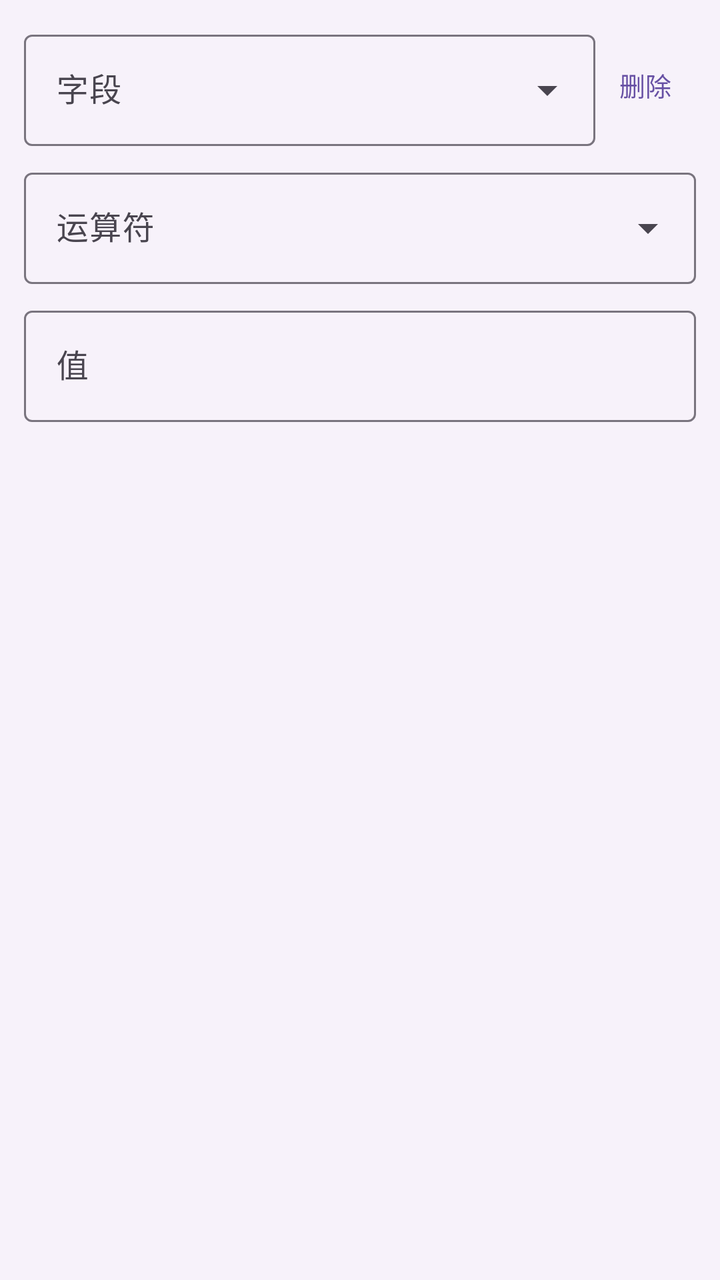
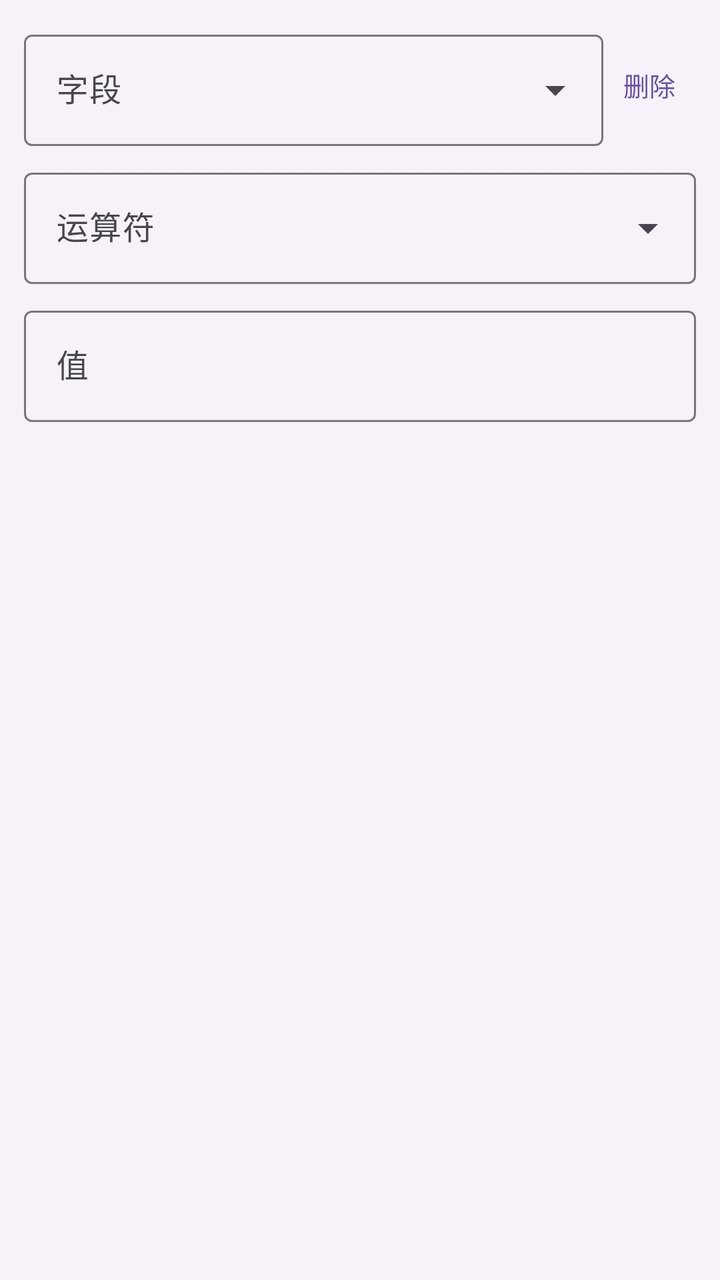

Screens rendered from an Android XML layout before and after an edit, with the pre-edit source and the edit as a unified diff.
<!-- AndroidManifest.xml: application theme AppTheme -->
<!-- res/layout/item_snippet_condition.xml -->
<?xml version="1.0" encoding="utf-8"?>
<LinearLayout xmlns:android="http://schemas.android.com/apk/res/android"
    android:layout_width="match_parent"
    android:layout_height="wrap_content"
    android:orientation="vertical"
    android:padding="12dp"
    android:layout_marginBottom="8dp"
    android:background="?attr/colorSurfaceContainerLow">

    <LinearLayout
        android:layout_width="match_parent"
        android:layout_height="wrap_content"
        android:orientation="horizontal"
        android:gravity="center_vertical">

        <com.google.android.material.textfield.TextInputLayout
            android:layout_width="0dp"
            android:layout_height="wrap_content"
            android:layout_weight="1"
            android:hint="字段"
            style="@style/Widget.Material3.TextInputLayout.OutlinedBox.ExposedDropdownMenu">

            <AutoCompleteTextView
                android:id="@+id/fieldSpinner"
                android:layout_width="match_parent"
                android:layout_height="wrap_content"
                android:inputType="none" />
        </com.google.android.material.textfield.TextInputLayout>

        <com.google.android.material.button.MaterialButton
            android:id="@+id/removeConditionBtn"
            style="@style/Widget.Material3.Button.TextButton"
            android:layout_width="wrap_content"
            android:layout_height="wrap_content"
            android:minWidth="0dp"
            android:text="删除"
            android:textSize="13sp" />
    </LinearLayout>

    <com.google.android.material.textfield.TextInputLayout
        android:id="@+id/headerNameLayout"
        android:layout_width="match_parent"
        android:layout_height="wrap_content"
        android:hint="请求头名称（如 x-custom-header）"
        android:layout_marginTop="8dp"
        android:visibility="gone"
        style="@style/Widget.Material3.TextInputLayout.OutlinedBox">

        <com.google.android.material.textfield.TextInputEditText
            android:id="@+id/headerNameInput"
            android:layout_width="match_parent"
            android:layout_height="wrap_content"
            android:inputType="text"
            android:maxLines="1" />
    </com.google.android.material.textfield.TextInputLayout>

    <com.google.android.material.textfield.TextInputLayout
        android:layout_width="match_parent"
        android:layout_height="wrap_content"
        android:hint="运算符"
        android:layout_marginTop="8dp"
        style="@style/Widget.Material3.TextInputLayout.OutlinedBox.ExposedDropdownMenu">

        <AutoCompleteTextView
            android:id="@+id/opSpinner"
            android:layout_width="match_parent"
            android:layout_height="wrap_content"
            android:inputType="none" />
    </com.google.android.material.textfield.TextInputLayout>

    <com.google.android.material.textfield.TextInputLayout
        android:id="@+id/valueLayout"
        android:layout_width="match_parent"
        android:layout_height="wrap_content"
        android:hint="值"
        android:layout_marginTop="8dp"
        style="@style/Widget.Material3.TextInputLayout.OutlinedBox">

        <com.google.android.material.textfield.TextInputEditText
            android:id="@+id/valueInput"
            android:layout_width="match_parent"
            android:layout_height="wrap_content"
            android:inputType="text"
            android:maxLines="1" />
    </com.google.android.material.textfield.TextInputLayout>

</LinearLayout>
<!-- resources referenced by this layout -->
<resources>
  <style name="AppTheme" parent="Base.AppTheme" />
  <style name="Base.AppTheme" parent="Theme.Material3.DayNight.NoActionBar">
      
      
    </style>
</resources>

<!-- the commit's change to res/layout/item_snippet_condition.xml (unified diff, before → after) -->
@@ -17,7 +17,7 @@
             android:layout_width="0dp"
             android:layout_height="wrap_content"
             android:layout_weight="1"
-            android:hint="字段"
+            android:hint="@string/snippet_field"
             style="@style/Widget.Material3.TextInputLayout.OutlinedBox.ExposedDropdownMenu">
 
             <AutoCompleteTextView
@@ -33,7 +33,7 @@
             android:layout_width="wrap_content"
             android:layout_height="wrap_content"
             android:minWidth="0dp"
-            android:text="删除"
+            android:text="@string/delete"
             android:textSize="13sp" />
     </LinearLayout>
 
@@ -41,7 +41,7 @@
         android:id="@+id/headerNameLayout"
         android:layout_width="match_parent"
         android:layout_height="wrap_content"
-        android:hint="请求头名称（如 x-custom-header）"
+        android:hint="@string/snippet_header_name_hint"
         android:layout_marginTop="8dp"
         android:visibility="gone"
         style="@style/Widget.Material3.TextInputLayout.OutlinedBox">
@@ -57,7 +57,7 @@
     <com.google.android.material.textfield.TextInputLayout
         android:layout_width="match_parent"
         android:layout_height="wrap_content"
-        android:hint="运算符"
+        android:hint="@string/snippet_operator"
         android:layout_marginTop="8dp"
         style="@style/Widget.Material3.TextInputLayout.OutlinedBox.ExposedDropdownMenu">
 
@@ -72,7 +72,7 @@
         android:id="@+id/valueLayout"
         android:layout_width="match_parent"
         android:layout_height="wrap_content"
-        android:hint="值"
+        android:hint="@string/snippet_value"
         android:layout_marginTop="8dp"
         style="@style/Widget.Material3.TextInputLayout.OutlinedBox">
 
<!-- resource entries referenced after the edit -->
@@ -1,9 +1,57 @@
 <!-- resources referenced by this layout -->
 <resources>
+  <string name="delete">删除</string>
+  <string name="snippet_field">字段</string>
+  <string name="snippet_header_name_hint">请求头名称（如 x-custom-header）</string>
+  <string name="snippet_operator">运算符</string>
+  <string name="snippet_value">值</string>
   <style name="AppTheme" parent="Base.AppTheme" />
   <style name="Base.AppTheme" parent="Theme.Material3.DayNight.NoActionBar">
       
       
+  
+      
+      <item name="android:textViewStyle">@style/AppTextView</item>
+      <item name="android:buttonStyle">@style/AppButton</item>
+      <item name="materialButtonStyle">@style/AppMaterialButton</item>
+      <item name="chipStyle">@style/AppChip</item>
     </style>
+  <style name="AppTextView" parent="@android:style/Widget.DeviceDefault.TextView">
+      <item name="android:breakStrategy">simple</item>
+      <item name="android:hyphenationFrequency">full</item>
+      <item name="android:ellipsize">end</item>
+      <item name="android:justificationMode">inter_word</item>
+      <item name="android:textIsSelectable">false</item>
+    </style>
+  <style name="AppButton" parent="Widget.Material3.Button">
+      <item name="android:minHeight">@dimen/app_button_min_height</item>
+      <item name="android:minWidth">@dimen/app_button_min_width</item>
+      <item name="android:maxLines">2</item>
+      <item name="android:ellipsize">end</item>
+      <item name="android:paddingStart">@dimen/app_button_padding_h</item>
+      <item name="android:paddingEnd">@dimen/app_button_padding_h</item>
+      <item name="android:breakStrategy">simple</item>
+      <item name="android:hyphenationFrequency">full</item>
+      <item name="android:textSize">@dimen/app_button_text_size</item>
+    </style>
+  <style name="AppMaterialButton" parent="Widget.Material3.Button">
+      <item name="android:minHeight">@dimen/app_button_min_height</item>
+      <item name="android:minWidth">@dimen/app_button_min_width</item>
+      <item name="android:maxLines">2</item>
+      <item name="android:ellipsize">end</item>
+      <item name="android:paddingStart">@dimen/app_button_padding_h</item>
+      <item name="android:paddingEnd">@dimen/app_button_padding_h</item>
+      <item name="android:breakStrategy">simple</item>
+      <item name="android:hyphenationFrequency">full</item>
+      <item name="android:textAllCaps">false</item>
+      <item name="android:textSize">@dimen/app_button_text_size</item>
+    </style>
+  <style name="AppChip" parent="Widget.Material3.Chip.Assist">
+      <item name="android:textIsSelectable">false</item>
+    </style>
+  <dimen name="app_button_min_height">48dp</dimen>
+  <dimen name="app_button_min_width">112dp</dimen>
+  <dimen name="app_button_padding_h">10dp</dimen>
+  <dimen name="app_button_text_size">13sp</dimen>
 </resources>
 
